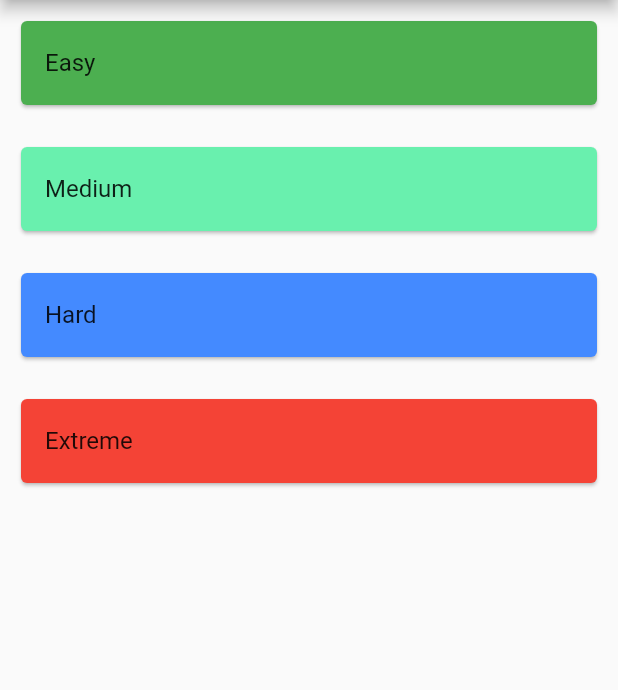
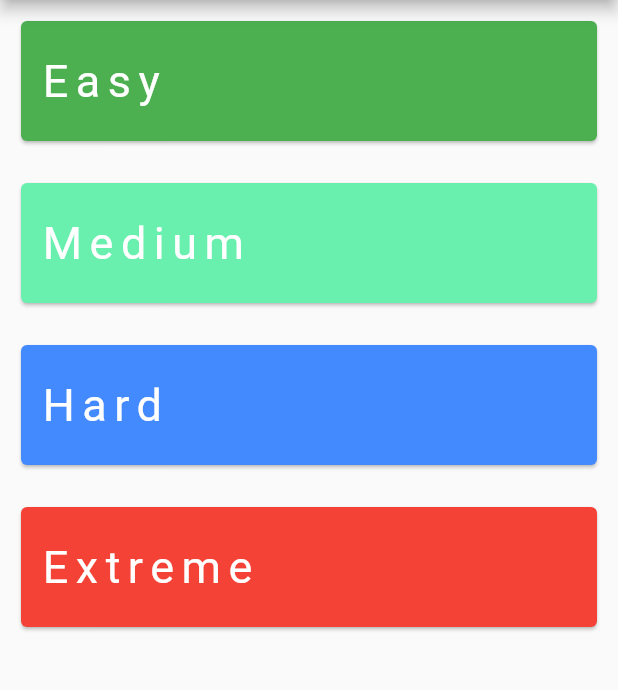
Before and after one commit to AkashRajpurohit/Spell-IT, a Flutter app: the screen it shows after launch, on a phone screen of 412 x 824 dp, the part 84-774 px from its top. Run offline on Flutter 3.47's test engine with Material 2 defaults, Android fonts, the phone set to English and light mode, and no system bars.

Commit message:
:art:navigation from home to game with proper data

```diff
--- a/lib/pages/home.dart
+++ b/lib/pages/home.dart
@@ -1,14 +1,25 @@
 import 'package:flutter/material.dart';
 import 'package:spell_it/services/level.dart';
 
-class Home extends StatelessWidget {
+class Home extends StatefulWidget {
 
+  @override
+  _HomeState createState() => _HomeState();
+}
+
+class _HomeState extends State<Home> {
   final List <Level> levels = [
     Level(name: "Easy", number: 1, color: Colors.green),
     Level(name: "Medium", number: 2, color: Colors.greenAccent),
     Level(name: "Hard", number: 3, color: Colors.blueAccent),
     Level(name: "Extreme", number: 4, color: Colors.red)
   ];
+
+  void _goToGame(Level level) {
+    Navigator.pushNamed(context, '/game', arguments: {
+      'level': level
+    });
+  }
 
   @override
   Widget build(BuildContext context) {
@@ -25,8 +36,18 @@ class Home extends StatelessWidget {
             child: Card(
               color: levels[index].color,
               child: ListTile(
-                onTap: () { print(index); },
-                title: Text("${levels[index].name}"),
+                onTap: () {
+                  _goToGame(levels[index]);
+                },
+                title: Text(
+                  "${levels[index].name}",
+                  style: TextStyle(
+                    color: Colors.white,
+                    fontSize: 30.0,
+                    letterSpacing: 5.0
+                  ),
+                ),
+                contentPadding: EdgeInsets.all(12.0),
               ),
             ),
           );
```
Also changed, not shown: lib/pages/game.dart (+15 -3 lines), lib/pages/loading.dart (deleted, +0 -20 lines).
